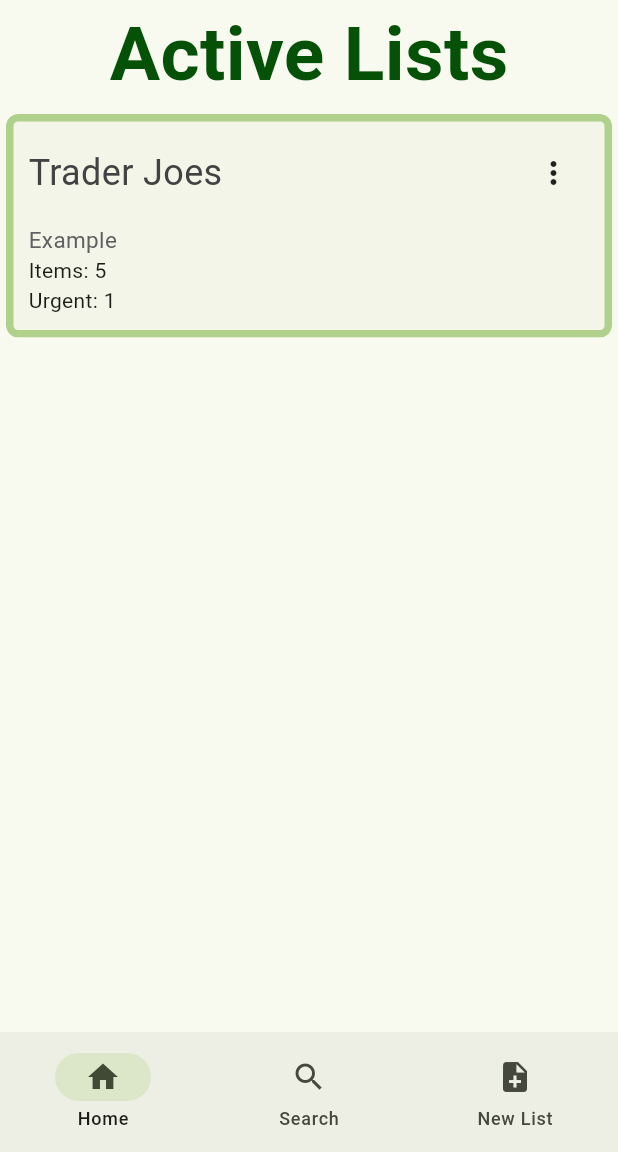
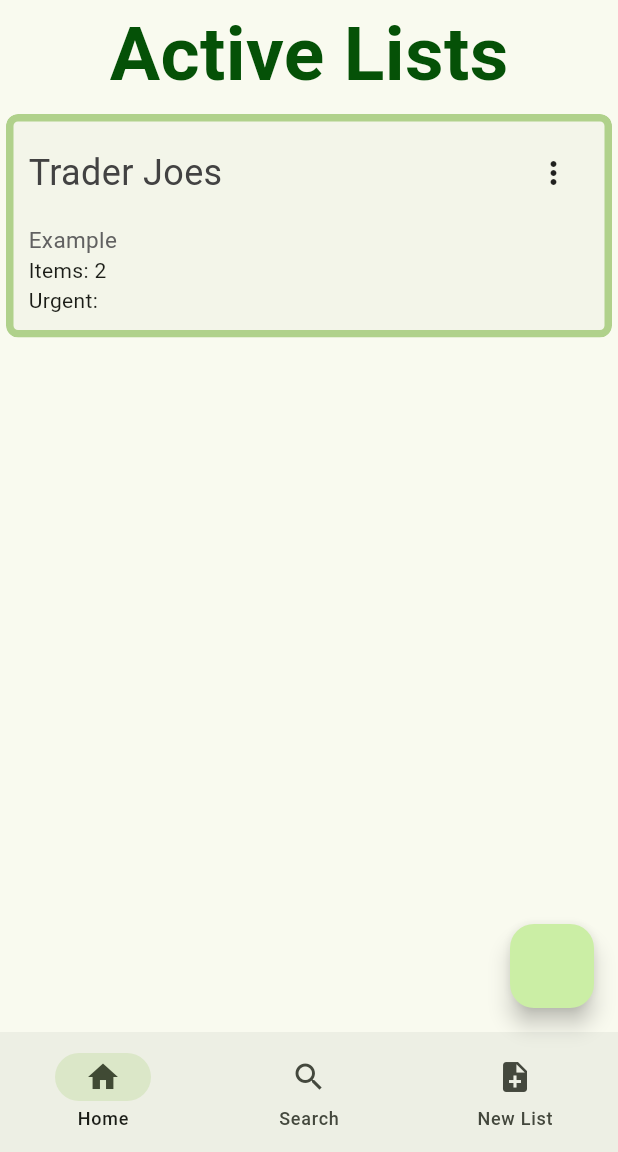
Before and after one commit to jonathanburt/ShareCart, a Flutter app: the screen it shows after launch, on a phone screen of 412 x 824 dp, the part 84-1236 px from its top. Run offline on Flutter 3.47's test engine with Material 3 defaults, Android fonts, the light colour scheme and no system bars.

Commit message:
More UI additions, can now hit a button to create a new list

```diff
--- a/share_cart_flutter/lib/main.dart
+++ b/share_cart_flutter/lib/main.dart
@@ -1,5 +1,6 @@
 import 'package:flutter/material.dart';
 import 'package:provider/provider.dart';
+import 'package:share_cart_flutter/shop_list.dart';
 
 
 void main() {
@@ -13,7 +14,7 @@
   @override
   Widget build(BuildContext context) {
     return ChangeNotifierProvider(
-      create: (context) => MyAppState(),
+      create: (context) => ListState(),
       child: MaterialApp(
         title: 'ShareCart',
         theme: ThemeData(
@@ -42,9 +43,13 @@
   }
 }
 
-class MyAppState extends ChangeNotifier {
- int tjItems = 5;
- int tjUrgent = 1;
+class ListState extends ChangeNotifier {
+ var lists = <ShopList>[ShopList("Trader Joes", ["Apples", "Tin Foil"])];
+
+ void addList(ShopList newList) {
+   lists.add(newList);
+   notifyListeners();
+ }
 }
 
 
@@ -67,16 +72,11 @@
 }
 
 class _MyHomePageState extends State<MyHomePage> {
-  int _counter = 0;
-  void _incrementCounter() {
-    setState(() {
-      _counter++;
-    });
-  }
-
   @override
   Widget build(BuildContext context) {
+    var appState = context.watch<ListState>();
     final theme = Theme.of(context);
+
     return Scaffold(
       //AppBar Widget contains the Profile Button
       appBar: AppBar(
@@ -152,24 +152,12 @@
                 color: theme.primaryColor
               ),),
             ),
-            ListCard(
-              theme: theme,
-              listName: 'Trader Joes'),
-            // const Text(
-            //   'You have pushed the button this many times:',
-            // ),
-            // Text(
-            //   '$_counter',
-            //   style: Theme.of(context).textTheme.headlineMedium,
-            // ),
+            for(var list in appState.lists)
+              ListCard(theme: theme, list: list),
           ],
         ),
       ),
-      // floatingActionButton: FloatingActionButton(
-      //   onPressed: _incrementCounter,
-      //   tooltip: 'Increment',
-      //   child: const Icon(Icons.add),
-      // ), // This trailing comma makes auto-formatting nicer for build methods.
+      floatingActionButton: FloatingActionButton(onPressed: (){appState.addList(ShopList("New List",[""]));}),
     );
   }
 }
@@ -178,17 +166,15 @@
   const ListCard({
     super.key,
     required this.theme,
-    required this.listName
+    required this.list
   });
 
   final ThemeData theme;
-  final String listName;
+  final ShopList list;
 
   @override
   Widget build(BuildContext context) {
-    var appState = context.watch<MyAppState>();
-    int items = appState.tjItems;
-    int tjUrgent = appState.tjUrgent;
+    int items = list.items.length;
     return Card(
       shape: RoundedRectangleBorder(
         borderRadius: BorderRadius.circular(8),
@@ -206,7 +192,7 @@
               children: <Widget>[
                 Row(
                   children: [
-                    Text(listName, style: TextStyle(
+                    Text(list.listName, style: TextStyle(
                       fontSize: 24,
                       color: Colors.grey[800]
                     ),),
@@ -217,6 +203,7 @@
                           return PopupMenuItem<String>(
                             value: choice,
                             child: Text(choice),
+                            onTap: () {}, //TODO
                           );
                         }).toList();
                       },
@@ -227,8 +214,9 @@
                 Text("Example", style: TextStyle(
                   fontSize: 15, color: Colors.grey[700]
                 ),),
+                //TODO
                 Text('Items: $items'),
-                Text('Urgent: $tjUrgent')
+                Text('Urgent:')
               ],
             ),
           ),
--- a/share_cart_flutter/lib/shop_list.dart
+++ b/share_cart_flutter/lib/shop_list.dart
@@ -1,15 +1,15 @@
 class ShopList {
   final String listName;
-  List<String> items; //Replace with Item type once it is defined
+  List<String> items; //Replace with Item type once it is fully defined
 
   ShopList(this.listName, this.items);
 
   addItem(String item){
-    this.items.add(item);
+    items.add(item);
   }
 
   removeItem(String item){
-    this.items.remove(item);
+    items.remove(item);
   }
 
 }
```
